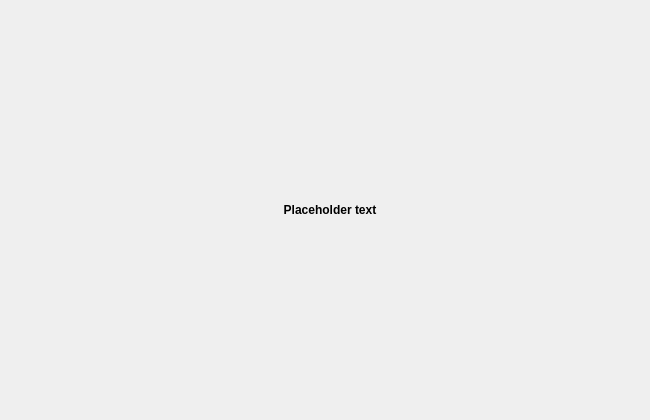
Before: the Qt Designer form src/qt/forms/startoptionssort.ui in devaultcrypto/devault, drawn with Qt 5.
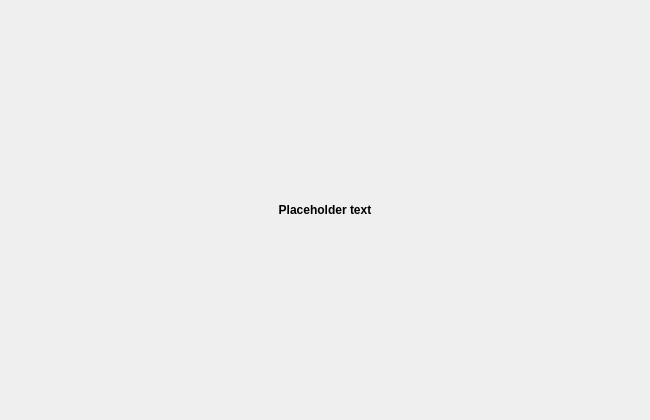
After: the same form once the commit is applied.

Patch:
```diff
--- a/src/qt/forms/startoptionssort.ui
+++ b/src/qt/forms/startoptionssort.ui
@@ -46,7 +46,7 @@
     <number>0</number>
    </property>
    <property name="rightMargin">
-    <number>0</number>
+    <number>10</number>
    </property>
    <property name="bottomMargin">
     <number>0</number>
```
